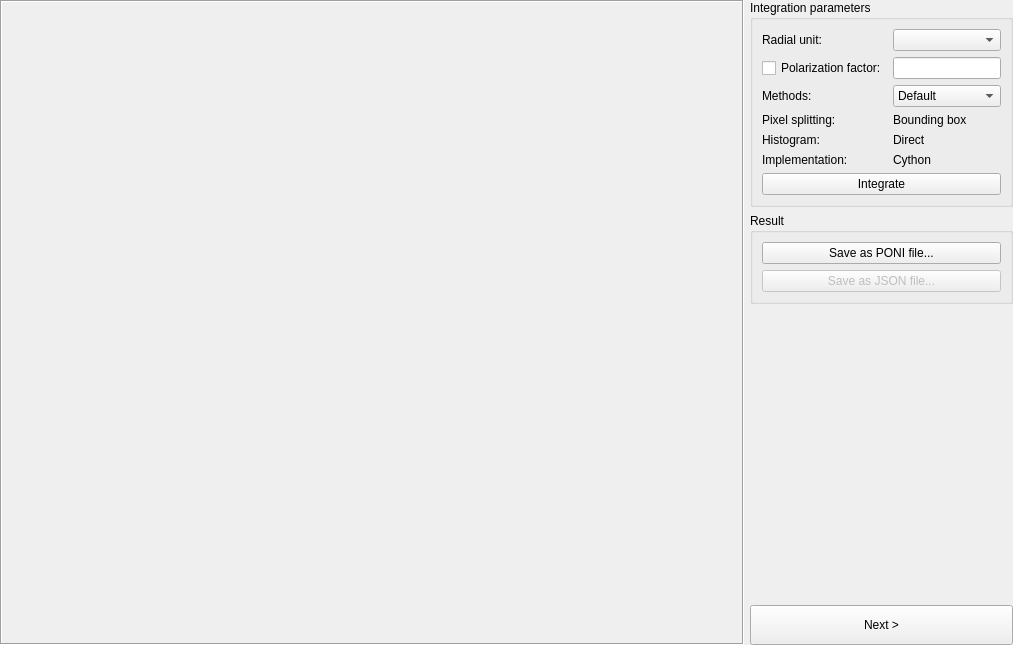
This is pyFAI/resources/gui/calibration-result.ui in silx-kit/pyFAI as Qt 5 draws it before an edit. The edited form follows.
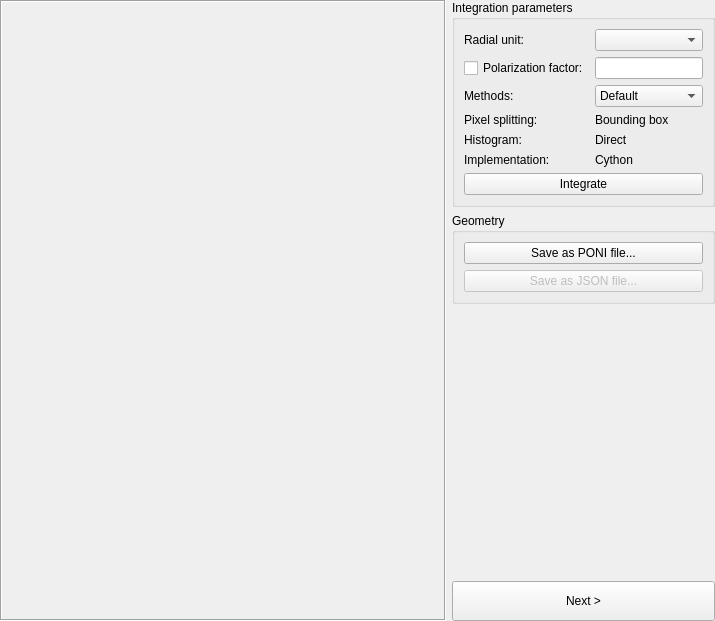
This is the edited form. Custom widgets are drawn as their Qt base class.

What changed in the file:
```diff
--- a/pyFAI/resources/gui/calibration-result.ui
+++ b/pyFAI/resources/gui/calibration-result.ui
@@ -6,8 +6,8 @@
    <rect>
     <x>0</x>
     <y>0</y>
-    <width>1013</width>
-    <height>645</height>
+    <width>715</width>
+    <height>621</height>
    </rect>
   </property>
   <property name="windowTitle">
@@ -143,7 +143,7 @@
       <item>
        <widget class="QGroupBox" name="groupBox">
         <property name="title">
-         <string>Result</string>
+         <string>Geometry</string>
         </property>
         <layout class="QVBoxLayout" name="verticalLayout">
          <item>
```
